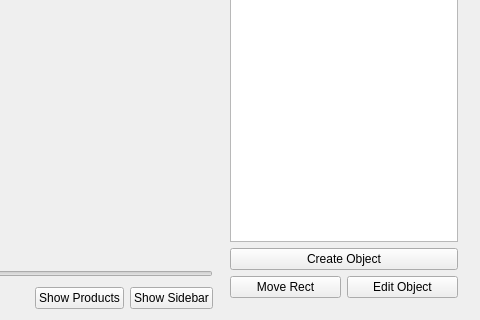
This is mainwindow.ui in NemirovD/ThesisVideAnnotator as Qt 5 draws it before an edit; both pictures show x 485 to 965 and y 263 to 583 of the 965 by 583 pixel window. The edited form follows.
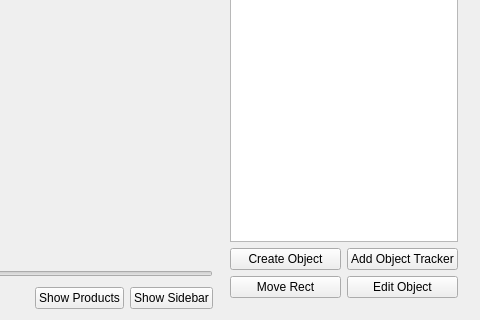
This is the edited form. Custom widgets are drawn as their Qt base class.

Commit message: Added UI capability to add tracker

Patch:
```diff
--- a/mainwindow.ui
+++ b/mainwindow.ui
@@ -118,6 +118,8 @@
         <widget class="ObjectListWidget" name="objectList"/>
        </item>
        <item>
+        <layout class="QHBoxLayout" name="horizontalLayout_3">
+         <item>
         <widget class="QPushButton" name="createObjectButton">
          <property name="text">
           <string>Create Object</string>
@@ -128,6 +130,18 @@
         </widget>
        </item>
        <item>
+          <widget class="QPushButton" name="addTrackerButton">
+           <property name="text">
+            <string>Add Object Tracker</string>
+           </property>
+           <property name="checkable">
+            <bool>true</bool>
+           </property>
+          </widget>
+         </item>
+        </layout>
+       </item>
+       <item>
         <layout class="QHBoxLayout" name="horizontalLayout_4">
          <item>
           <widget class="QPushButton" name="moveRectButton">
```
Left out of the diff: 17 changed lines with no effect on the pictures. Lines whose indentation alone changed are shown as unchanged. The commit also changes 14 other files.
